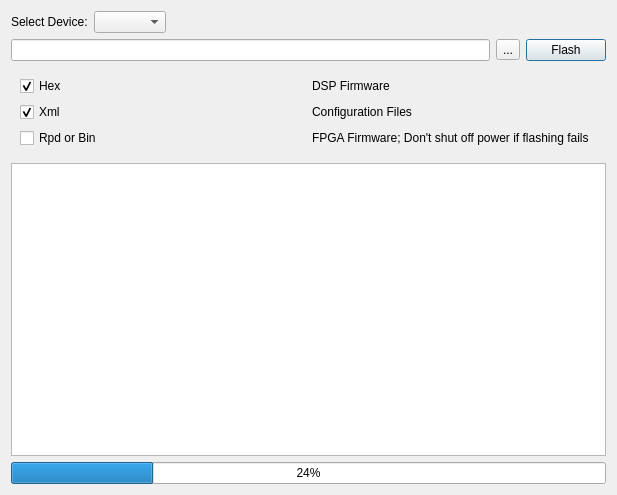
The window that App/AppSDT/FirmwareFlashDialog/firmwareflashdialog.ui (Scorpion1911/ServoDriveTech) describes before a commit, drawn with Qt 5.
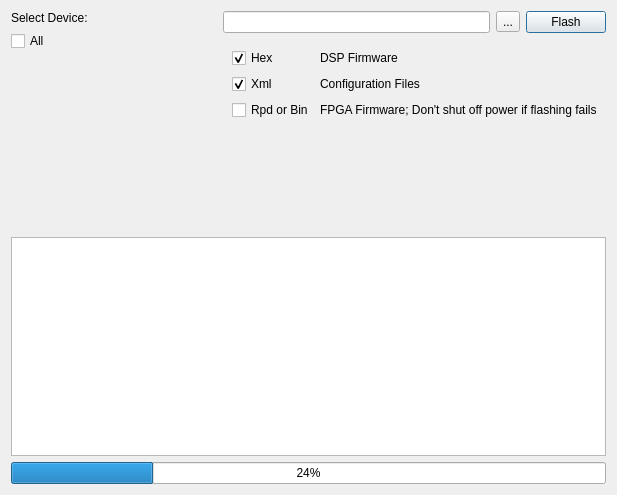
The same window after the commit.

```diff
--- a/App/AppSDT/FirmwareFlashDialog/firmwareflashdialog.ui
+++ b/App/AppSDT/FirmwareFlashDialog/firmwareflashdialog.ui
@@ -13,10 +13,10 @@
   <property name="windowTitle">
    <string>Firmware Flash</string>
   </property>
+  <layout class="QGridLayout" name="gridLayout_2">
+   <item row="0" column="0">
   <layout class="QVBoxLayout" name="verticalLayout">
    <item>
-    <layout class="QHBoxLayout" name="horizontalLayout_4">
-     <item>
       <widget class="QLabel" name="label_4">
        <property name="text">
         <string>Select Device:</string>
@@ -24,23 +24,36 @@
       </widget>
      </item>
      <item>
-      <widget class="QComboBox" name="comboBox_firm"/>
+      <widget class="QCheckBox" name="checkBox_all">
+       <property name="text">
+        <string>All</string>
+       </property>
+      </widget>
      </item>
      <item>
-      <spacer name="horizontalSpacer_2">
-       <property name="orientation">
-        <enum>Qt::Horizontal</enum>
+      <widget class="QScrollArea" name="scrollArea">
+       <property name="frameShape">
+        <enum>QFrame::NoFrame</enum>
        </property>
-       <property name="sizeHint" stdset="0">
-        <size>
-         <width>40</width>
-         <height>20</height>
-        </size>
+       <property name="widgetResizable">
+        <bool>true</bool>
        </property>
-      </spacer>
+       <widget class="QWidget" name="scrollAreaWidgetContents">
+        <property name="geometry">
+         <rect>
+          <x>0</x>
+          <y>0</y>
+          <width>164</width>
+          <height>181</height>
+         </rect>
+        </property>
+       </widget>
+      </widget>
      </item>
     </layout>
    </item>
+   <item row="0" column="1">
+    <layout class="QVBoxLayout" name="verticalLayout_2">
    <item>
     <layout class="QHBoxLayout" name="horizontalLayout_2">
      <item>
@@ -88,13 +101,6 @@
         </property>
        </widget>
       </item>
-      <item row="0" column="1">
-       <widget class="QLabel" name="label">
-        <property name="text">
-         <string>DSP Firmware</string>
-        </property>
-       </widget>
-      </item>
       <item row="1" column="0">
        <widget class="QCheckBox" name="checkBox_firmXml">
         <property name="text">
@@ -126,17 +132,39 @@
         </property>
        </widget>
       </item>
+        <item row="0" column="1">
+         <widget class="QLabel" name="label">
+          <property name="text">
+           <string>DSP Firmware</string>
+          </property>
+         </widget>
+        </item>
      </layout>
     </widget>
    </item>
    <item>
+      <spacer name="verticalSpacer">
+       <property name="orientation">
+        <enum>Qt::Vertical</enum>
+       </property>
+       <property name="sizeHint" stdset="0">
+        <size>
+         <width>20</width>
+         <height>40</height>
+        </size>
+       </property>
+      </spacer>
+     </item>
+    </layout>
+   </item>
+   <item row="1" column="0" colspan="2">
     <widget class="QPlainTextEdit" name="infoDisplay_firm">
      <property name="readOnly">
       <bool>true</bool>
      </property>
     </widget>
    </item>
-   <item>
+   <item row="2" column="0" colspan="2">
     <widget class="QProgressBar" name="progressBar_firm">
      <property name="value">
       <number>24</number>
```
Lines whose indentation alone changed are shown as unchanged.
